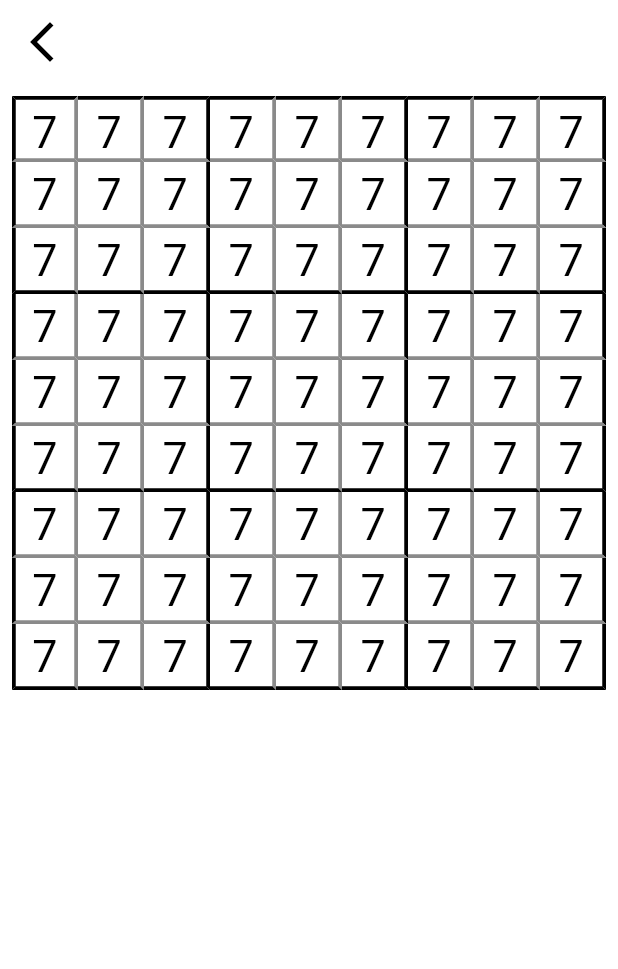
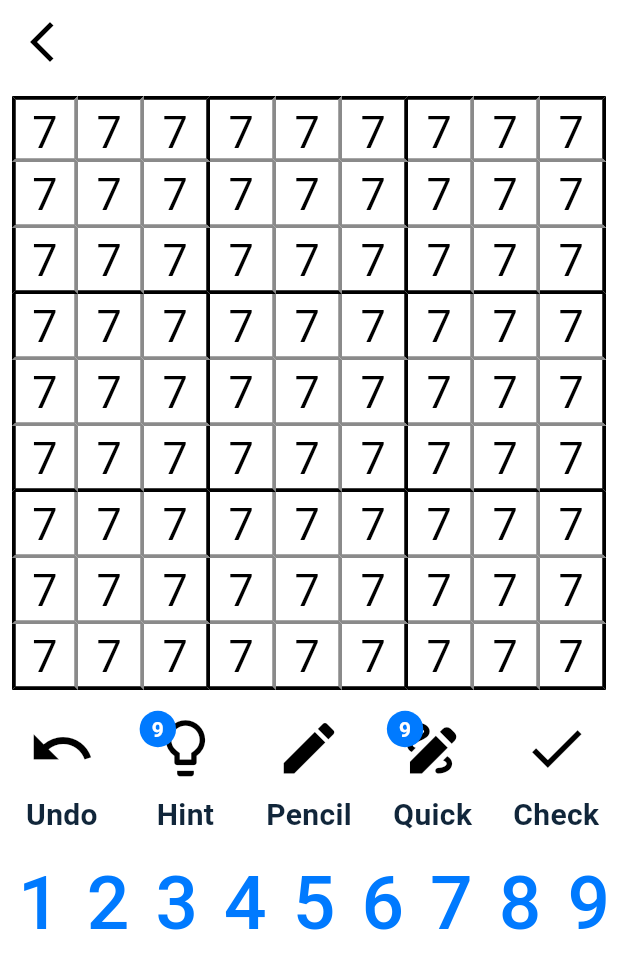
Before and after one commit to NikodemWojtczak/sudoku, a Flutter app: the PgSudokuGame screen opened by its route, on a phone screen of 412 x 824 dp. Shown: the top 969 px of the screen. Run offline on Flutter 3.47's test engine with Material 2 defaults, Android fonts, the phone set to English and light mode, and no system bars; our stand-ins replace get, theme_provider.

Commit message:
26.11.2023

```diff
--- a/lib/controllers/pages/pg_sudoku_game_controller.dart
+++ b/lib/controllers/pages/pg_sudoku_game_controller.dart
@@ -4,22 +4,43 @@ import 'package:sudoku/controllers/sudoku_controller.dart';
 class SudokuGamePgController extends GetxController {
   SudokuController sudokuController = Get.find();
   int highlighted = 100;
-
   int xHighlighted = 10;
   int yHighlighted = 10;
-
   int xHighlightedBox = 10;
   int yHighlightedBox = 10;
+  int highlightedValue = 100;
 
-  int highlightedValue = 100;
+  void resetHighlights() {
+    highlighted = 100;
+    xHighlighted = 10;
+    yHighlighted = 10;
+    xHighlightedBox = 10;
+    yHighlightedBox = 10;
+    highlightedValue = 100;
+  }
 
   int getSudokuFieldValue(int number) {
     return sudokuController.sudokuBoard[number];
   }
 
-  void onCLickField(number) {
+  void onCLickField(int number) {
     highlighted = number;
     _calculateHighlight();
+    update();
+  }
+
+  void onCLickNumber(int number) {
+    highlighted = number;
+    _calculateHighlight();
+    update();
+  }
+
+  void setSudokuFieldValue(int value) {
+    try {
+      sudokuController.setValueSudokuBoard(highlighted, value);
+    } catch (e) {
+      print(e);
+    }
     update();
   }
 
@@ -32,4 +53,14 @@ class SudokuGamePgController extends GetxController {
 
     highlightedValue = getSudokuFieldValue(highlighted);
   }
+
+  void onCLickHint() {}
+
+  void onCLickPencil() {}
+
+  void onCLickSuperPencil() {}
+
+  void onCLickUndo() {}
+
+  void onCLickCheck() {}
 }
--- a/lib/pages/pg_sudoku_game.dart
+++ b/lib/pages/pg_sudoku_game.dart
@@ -2,7 +2,8 @@ import 'package:flutter/material.dart';
 import 'package:get/get.dart';
 import 'package:sudoku/controllers/pages/pg_sudoku_game_controller.dart';
 import 'package:sudoku/widgets/buttons_widget.dart';
-import 'package:sudoku/widgets/sudoku_field.dart';
+import 'package:sudoku/widgets/sudoku_game_widgets/sudoku_field.dart';
+import 'package:sudoku/widgets/sudoku_game_widgets/sudoku_game_buttons.dart';
 
 class PgSudokuGame extends GetView<SudokuGamePgController> {
   const PgSudokuGame({super.key});
@@ -14,15 +15,17 @@ class PgSudokuGame extends GetView<SudokuGamePgController> {
         centerTitle: true,
         leading: MyButtons.backButtonWidget(),
       ),
-      body: GetBuilder<SudokuGamePgController>(builder: (_) {
+      body: Column(
+        children: [
+          GetBuilder<SudokuGamePgController>(builder: (_) {
             return Padding(
               padding: const EdgeInsets.all(8.0),
               child: GridView.builder(
                   shrinkWrap: true,
-              physics: NeverScrollableScrollPhysics(),
+                  physics: const NeverScrollableScrollPhysics(),
                   itemCount: 81,
-              gridDelegate:
-                  SliverGridDelegateWithFixedCrossAxisCount(crossAxisCount: 9),
+                  gridDelegate: const SliverGridDelegateWithFixedCrossAxisCount(
+                      crossAxisCount: 9),
                   itemBuilder: (contex, index) {
                     return GestureDetector(
                       onTap: () => controller.onCLickField(index),
@@ -33,6 +36,21 @@ class PgSudokuGame extends GetView<SudokuGamePgController> {
                   }),
             );
           }),
+          Row(
+            children: [
+              SudokuGameButtons().undoButton(),
+              SudokuGameButtons().hintButton(),
+              SudokuGameButtons().pencilButton(),
+              SudokuGameButtons().quicklButton(),
+              SudokuGameButtons().checkButton(),
+            ],
+          ),
+          Row(
+            children: List.generate(
+                9, (index) => SudokuGameButtons().numberButton(index + 1)),
+          )
+        ],
+      ),
     );
   }
 }
--- /dev/null
+++ b/lib/widgets/sudoku_game_widgets/sudoku_game_buttons.dart
@@ -0,0 +1,124 @@
+import 'package:flutter/material.dart';
+import 'package:get/get.dart';
+import 'package:sudoku/controllers/pages/pg_sudoku_game_controller.dart';
+import 'package:sudoku/utils/my_colors.dart';
+import 'package:sudoku/widgets/text_widgets.dart';
+
+const double iconSize = 45;
+
+class SudokuGameButtons {
+  SudokuGamePgController sudokuGamePgController = Get.find();
+
+  Widget numberButton(int number) {
+    return Expanded(
+        child: TextButton(
+            onPressed: () => sudokuGamePgController.setSudokuFieldValue(number),
+            child: Text(
+              number.toString(),
+              style: TextStyle(fontSize: 50, color: MyColors.accent),
+            )));
+  }
+
+  Widget undoButton() {
+    return Expanded(
+        child: Column(
+      children: [
+        IconButton(
+            onPressed: () => sudokuGamePgController.onCLickUndo(),
+            icon: const Icon(
+              Icons.undo,
+              size: iconSize,
+            )),
+        MyTextWidgets.sudokuGameButtonText(inputText: "Undo")
+      ],
+    ));
+  }
+
+  Widget pencilButton() {
+    return Expanded(
+        child: Column(
+      children: [
+        IconButton(
+            onPressed: () => sudokuGamePgController.onCLickPencil(),
+            icon: const Icon(
+              Icons.mode_edit,
+              size: iconSize,
+            )),
+        MyTextWidgets.sudokuGameButtonText(inputText: "Pencil")
+      ],
+    ));
+  }
+
+  Widget checkButton() {
+    return Expanded(
+        child: Column(
+      children: [
+        IconButton(
+            onPressed: () => sudokuGamePgController.onCLickCheck(),
+            icon: const Icon(
+              Icons.check,
+              size: iconSize,
+            )),
+        MyTextWidgets.sudokuGameButtonText(inputText: "Check")
+      ],
+    ));
+  }
+
+  Widget hintButton() {
+    return Expanded(
+        child: Column(
+      children: [
+        Stack(children: [
+          IconButton(
+              onPressed: () => sudokuGamePgController.onCLickHint(),
+              icon: const Icon(
+                Icons.lightbulb_outline,
+                size: iconSize,
+              )),
+          Container(
+              padding: EdgeInsets.all(8),
+              child: Text(
+                "9",
+                style:
+                    TextStyle(color: Colors.white, fontWeight: FontWeight.bold),
+              ),
+              decoration: BoxDecoration(
+                shape: BoxShape.circle,
+                color: MyColors.accent,
+              )),
+        ]),
+        MyTextWidgets.sudokuGameButtonText(inputText: "Hint")
+      ],
+    ));
+  }
+
+  Widget quicklButton() {
+    return Expanded(
+        child: Column(
+      children: [
+        Stack(
+          children: [
+            IconButton(
+                onPressed: () => sudokuGamePgController.onCLickSuperPencil(),
+                icon: const Icon(
+                  Icons.draw,
+                  size: iconSize,
+                )),
+            Container(
+                padding: EdgeInsets.all(8),
+                child: Text(
+                  "9",
+                  style: TextStyle(
+                      color: Colors.white, fontWeight: FontWeight.bold),
+                ),
+                decoration: BoxDecoration(
+                  shape: BoxShape.circle,
+                  color: MyColors.accent,
+                )),
+          ],
+        ),
+        MyTextWidgets.sudokuGameButtonText(inputText: "Quick")
+      ],
+    ));
+  }
+}
--- a/lib/widgets/text_widgets.dart
+++ b/lib/widgets/text_widgets.dart
@@ -25,4 +25,12 @@ class MyTextWidgets {
           color: MyColors.primary, fontWeight: FontWeight.bold, fontSize: 24),
     );
   }
+
+  static Widget sudokuGameButtonText({required String inputText}) {
+    return Text(
+      inputText,
+      style: TextStyle(
+          color: MyColors.primary, fontWeight: FontWeight.bold, fontSize: 20),
+    );
+  }
 }
```
Also changed, not shown: lib/widgets/sudoku_game_widgets/sudoku_field.dart (renamed from lib/widgets/sudoku_field.dart). Lines whose indentation alone changed are shown as unchanged.
